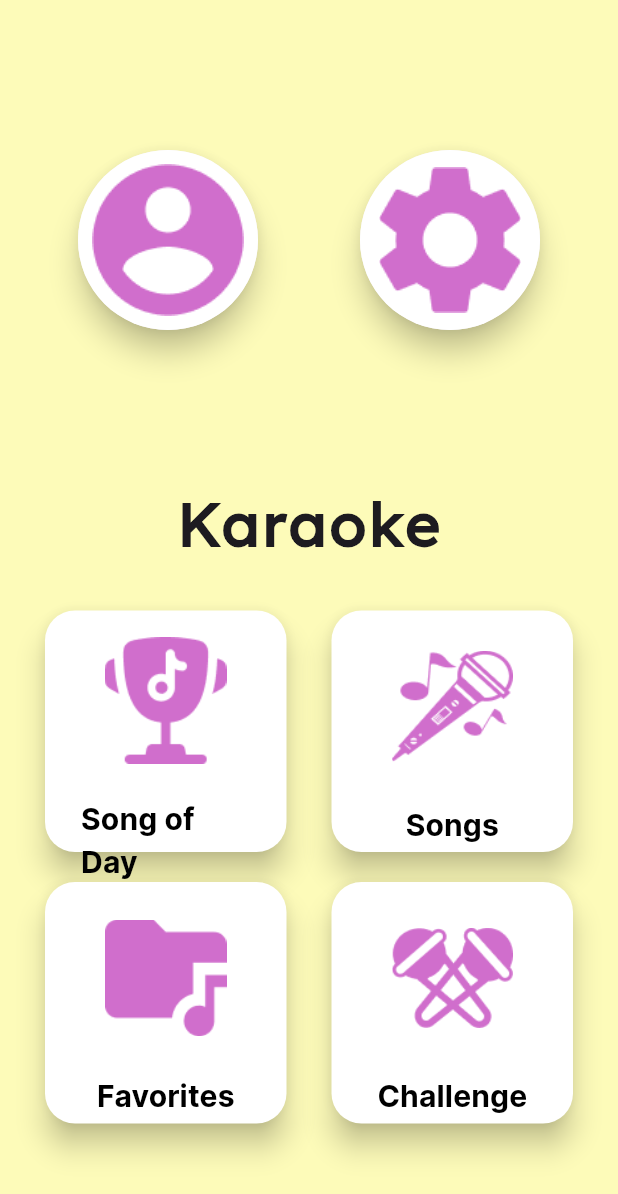
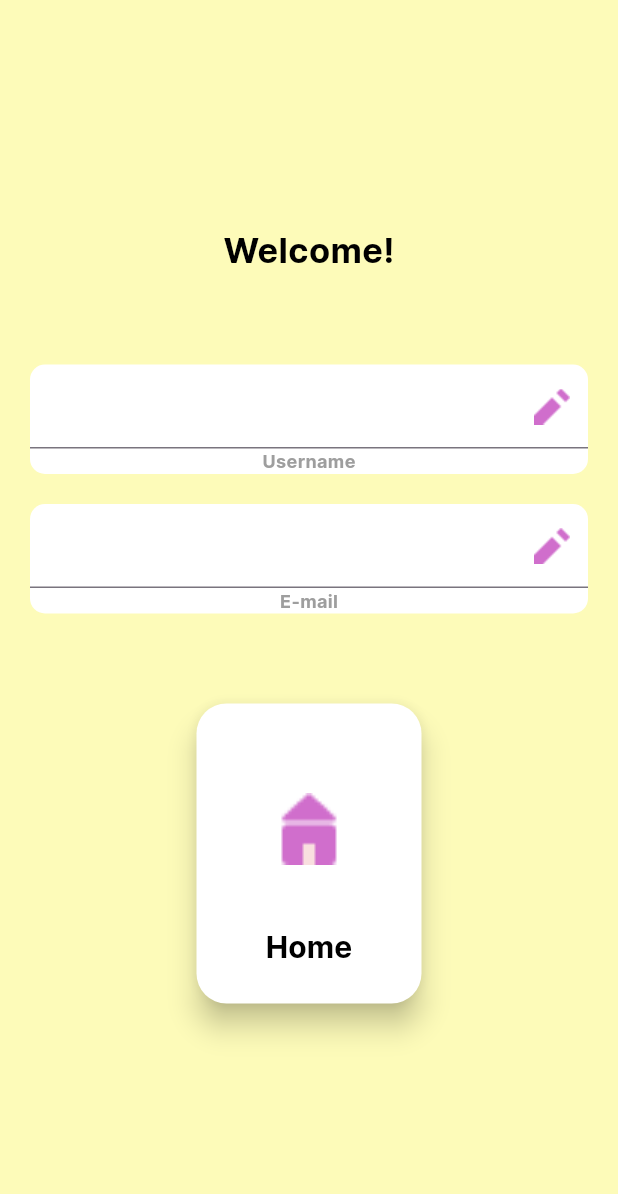
Before and after one commit to ajkrit/karaoke, a Flutter app: the screen it shows after launch, on a phone screen of 412 x 824 dp. Shown: the top 1194 px of the screen. Run offline on Flutter 3.47's test engine with Material 3 defaults, Android fonts, the phone set to English and light mode, and no system bars; our stand-ins replace audioplayers, flutter_blue, permission_handler, shared_preferences, sqflite, vibration; missing offline and left inert: scratcher; accounts and stored records are empty.

Commit message:
splash screen

```diff
--- a/lib/homepage.dart
+++ b/lib/homepage.dart
@@ -7,6 +7,7 @@ import 'songofdaypage.dart';
 import 'genrepage.dart';
 import 'challengepage.dart';
 import 'songspage.dart';
+import 'package:shared_preferences/shared_preferences.dart';
 
 class HomePage extends StatefulWidget {
   const HomePage({super.key});
--- a/lib/main.dart
+++ b/lib/main.dart
@@ -1,12 +1,20 @@
 import 'package:flutter/material.dart';
+import 'package:shared_preferences/shared_preferences.dart';
 import 'homepage.dart';
+import 'splash_screen.dart';
 
-void main() {
-  runApp(const MyApp());
+void main() async {
+  WidgetsFlutterBinding.ensureInitialized();
+  SharedPreferences prefs = await SharedPreferences.getInstance();
+  bool isFirstTime = prefs.getBool('splash') ?? true;
+
+  runApp(MyApp(isFirstTime: isFirstTime));
 }
 
 class MyApp extends StatelessWidget {
-  const MyApp({super.key});
+  final bool isFirstTime;
+
+  const MyApp({required this.isFirstTime, Key? key}) : super(key: key);
 
   @override
   Widget build(BuildContext context) {
@@ -15,7 +23,7 @@ class MyApp extends StatelessWidget {
       theme: ThemeData(
         primarySwatch: Colors.blue,
       ),
-      home: const HomePage(),
+      home: isFirstTime? SplashScreen() : const HomePage(),
     );
   }
 }
--- a/lib/settingspage.dart
+++ b/lib/settingspage.dart
@@ -60,11 +60,11 @@ class _SettingsPageState extends State<SettingsPage> {
             const SizedBox(height: 15.0),
             const Padding(
               padding: EdgeInsets.symmetric(vertical: 5.0, horizontal: 20.0),
-              child: SwitchContainer(title: 'Sounds', description: 'Enables all sounds.', switchVal: 'sounds')
+              child: SwitchContainer(title: 'Sounds', description: 'Enables all sounds (except tracks).', switchVal: 'sounds')
             ),
             const Padding(
                 padding: EdgeInsets.symmetric(vertical: 5.0, horizontal: 20.0),
-                child: SwitchContainer(title: 'Notifications', description: 'Enables notifications.', switchVal: 'notifications')
+                child: SwitchContainer(title: 'Vibrations', description: 'Enables vibrations.', switchVal: 'vibrations')
             ),
             Padding(
                 padding: EdgeInsets.symmetric(vertical: 5.0, horizontal: 20.0),
--- /dev/null
+++ b/lib/splash_screen.dart
@@ -0,0 +1,159 @@
+import 'package:flutter/material.dart';
+import 'dart:io';
+import 'package:path_provider/path_provider.dart';
+import 'widgets.dart';
+import 'variables.dart';
+import 'package:shared_preferences/shared_preferences.dart';
+import 'homepage.dart';
+
+
+class SplashScreen extends StatefulWidget {
+  const SplashScreen({super.key});
+
+  @override
+  State<SplashScreen> createState() => _SplashScreenState();
+}
+
+class _SplashScreenState extends State<SplashScreen> {
+  final TextEditingController _usernameController = TextEditingController();
+  final TextEditingController _emailController = TextEditingController();
+
+  String username = '';
+  String email = '';
+
+  Future<void> _loadUserData() async {
+    SharedPreferences prefs = await SharedPreferences.getInstance();
+    String loadedUsername = prefs.getString('username') ?? '';
+    String loadedEmail = prefs.getString('email') ?? '';
+    double loadedScore = prefs.getDouble('score') ?? 0.0;
+
+    if (loadedUsername.isNotEmpty) {
+      setState(() {
+        username = loadedUsername;
+      });
+      _usernameController.text = username;
+    }
+
+    if (loadedEmail.isNotEmpty) {
+      setState(() {
+        email = loadedEmail;
+      });
+      _emailController.text = email;
+    }
+
+    try {
+      Directory appDocumentsDirectory = await getApplicationDocumentsDirectory();
+
+      Directory appDataFolder = Directory('${appDocumentsDirectory.path}/karaoke');
+      await appDataFolder.create(recursive: true);
+
+      print('AppData folder created at: ${appDataFolder.path}');
+    } catch (e) {
+      print('Error creating AppData folder: $e');
+    }
+  }
+
+  Future<void> _saveUserData() async {
+    SharedPreferences prefs = await SharedPreferences.getInstance();
+    prefs.setString('username', username);
+    prefs.setString('email', email);
+    prefs.setBool('splash', false);
+  }
+
+  @override
+  Widget build(BuildContext context) {
+    return Scaffold(
+      resizeToAvoidBottomInset: false,
+      backgroundColor: AppColors.backgroundColor,
+      body: Center(
+        child: Column(
+          children: [
+            const SizedBox(height: 150.0),
+            const Text('Welcome!', style: AppStyles.backgroundText),
+            SizedBox(height: 50.0),
+            Column(
+              children: [
+                Padding(
+                  padding:
+                  const EdgeInsets.symmetric(vertical: 10.0, horizontal: 20.0),
+                  child: Container(
+                    decoration: BoxDecoration(
+                      color: AppColors.whiteColor,
+                      borderRadius: BorderRadius.circular(10.0),
+                    ),
+                    child: Column(
+                      children: [
+                        TextField(
+                          controller: _usernameController,
+                          textAlign: TextAlign.left,
+                          decoration: InputDecoration(
+                            contentPadding: const EdgeInsets.all(16.0),
+                            suffixIcon: IconButton(
+                              onPressed: () {
+                                setState(() {
+                                  username = _usernameController.text;
+                                });
+                                _saveUserData();
+                              },
+                              icon: Image.asset('images/edit.png'),
+                            ),
+                          ),
+                        ),
+                        const Text(
+                          'Username',
+                          textAlign: TextAlign.left,
+                          style: AppStyles.listDesc,
+                        )
+                      ],
+                    ),
+                  ),
+                ),
+                Padding(
+                  padding: const EdgeInsets.symmetric(vertical: 10.0, horizontal: 20.0),
+                  child: Container(
+                    decoration: BoxDecoration(
+                      color: AppColors.whiteColor,
+                      borderRadius: BorderRadius.circular(10.0),
+                    ),
+                    child: Column(
+                      children: [
+                        TextField(
+                          controller: _emailController,
+                          textAlign: TextAlign.left,
+                          decoration: InputDecoration(
+                            contentPadding: const EdgeInsets.all(16.0),
+                            suffixIcon: IconButton(
+                              onPressed: () {
+                                setState(() {
+                                  email = _emailController.text;
+                                });
+                                _saveUserData();
+                              },
+                              icon: Image.asset('images/edit.png'),
+                            ),
+                          ),
+                        ),
+                        const Text(
+                          'E-mail',
+                          style: AppStyles.listDesc,
+                        ),
+                      ],
+                    ),
+                  ),
+                ),
+                SizedBox(height: 50.0),
+                Container(
+                    height: 200,
+                    width: 150,
+                    child: SquareButton(onPressed: () {Navigator.push(context, MaterialPageRoute(builder: (context) => const HomePage()));},
+                        icon: 'images/homepage.png',
+                        label: 'Home')
+                ),
+              ],
+            )
+          ],
+        ),
+      ),
+    );
+  }
+}
--- a/lib/variables.dart
+++ b/lib/variables.dart
@@ -2,7 +2,7 @@ import 'package:flutter/material.dart';
 import 'package:http/http.dart' as http;
 import 'dart:convert';
 
-String ip = "192.168.1.245";
+String ip = "147.102.200.253"; // "192.168.1.245";
 
 String drive_path = 'https://drive.google.com/uc?export=view&id=';
 
--- a/pubspec.yaml
+++ b/pubspec.yaml
@@ -48,6 +48,8 @@ dependencies:
   archive: ^3.4.10
   lrc: ^1.0.2
   flutter_lyric: ^2.0.4+6
+  io: ^1.0.4
+  vibration: ^1.8.4
 
 dev_dependencies:
   flutter_test:
@@ -74,6 +76,7 @@ flutter:
   # To add assets to your application, add an assets section, like this:
   assets:
    - images/
+   - sounds/
 
   # An image asset can refer to one or more resolution-specific "variants", see
   # https://flutter.dev/assets-and-images/#resolution-aware
```
Also changed, not shown: lib/playpage.dart (+27 -1 lines), lib/songspage.dart (+14 -1 lines), lib/widgets.dart (+17 -9 lines), images/download.png (added), pubspec.lock, 1 other file.
